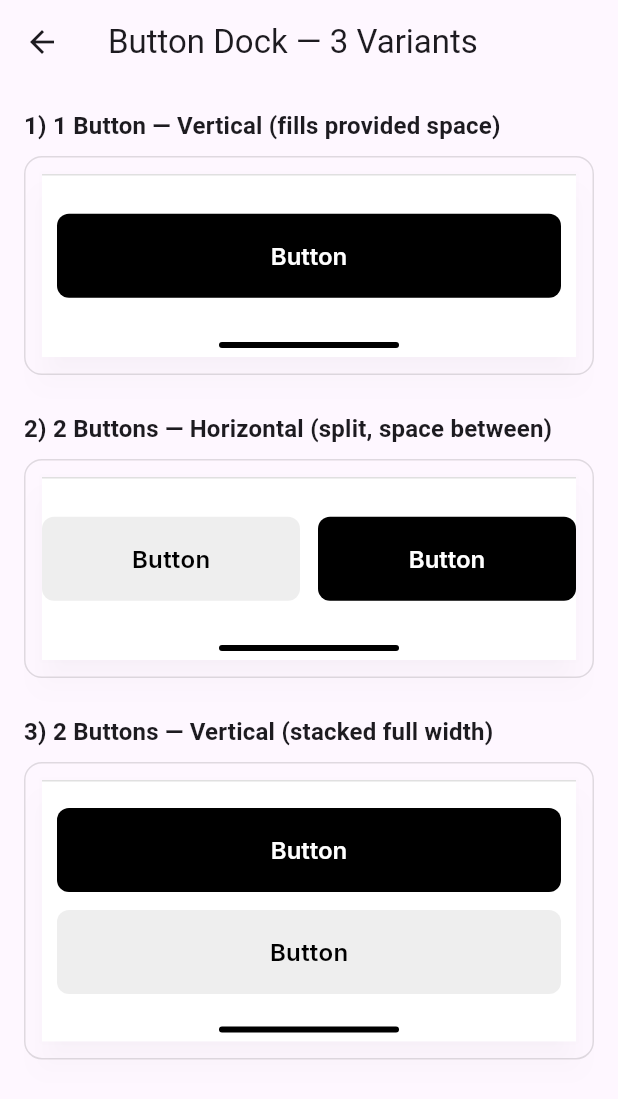
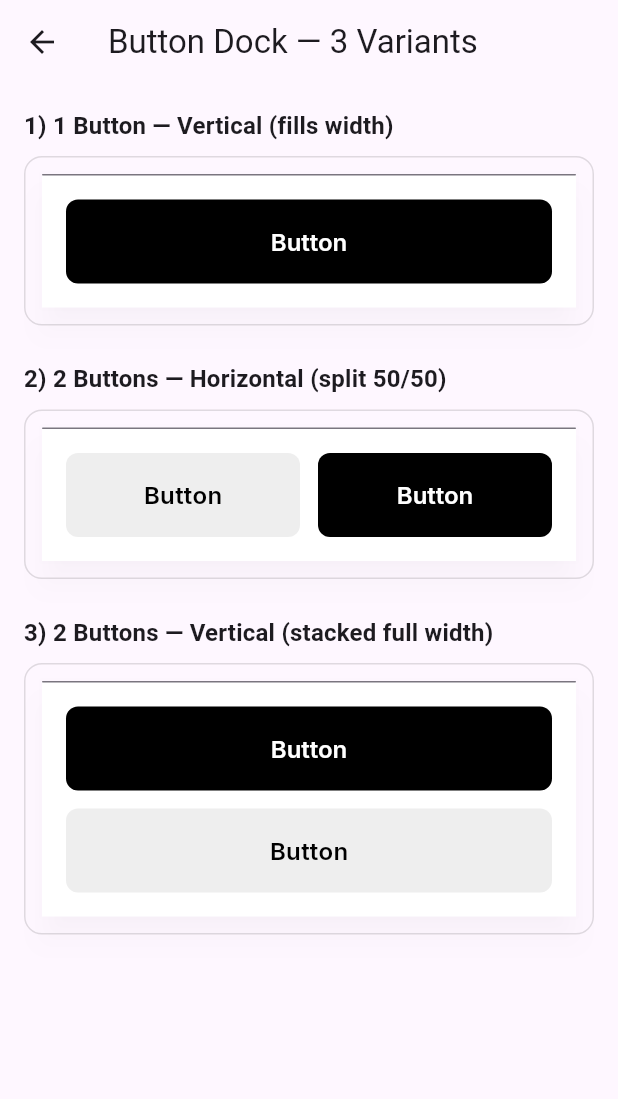
Before and after one commit to dynamiclayer/dynamiclayer-flutter, a Flutter app: the DemoButtonDockPage screen opened directly, on a phone screen of 412 x 824 dp. Shown: the top 1099 px of the screen. Run offline on Flutter 3.47's test engine with Material 3 defaults, Android fonts, the light colour scheme and no system bars; our stand-ins replace google_fonts.

Commit message:
Updated DLButtonDock

````diff
--- a/lib/demo/demo_button_dock_page.dart
+++ b/lib/demo/demo_button_dock_page.dart
@@ -1,10 +1,6 @@
 import 'package:flutter/material.dart';
-import '../dynamiclayers.dart';
+import '../dynamiclayers.dart'; // exposes DLButtonDock, DLDockButton, etc.
 
-/// Demo page showing 3 Button Dock variants:
-/// 1) 1 button, vertical (button fills the provided space)
-/// 2) 2 buttons, horizontal (each takes half width with space between)
-/// 3) 2 buttons, vertical (stacked full width)
 class DemoButtonDockPage extends StatelessWidget {
   const DemoButtonDockPage({super.key});
 
@@ -15,12 +11,12 @@ class DemoButtonDockPage extends StatelessWidget {
       body: ListView(
         padding: const EdgeInsets.all(16),
         children: const [
-          _Section('1) 1 Button — Vertical (fills provided space)'),
+          _Section('1) 1 Button — Vertical (fills width)'),
           SizedBox(height: 8),
           _PreviewBox(child: _OneButtonVertical()),
           SizedBox(height: 24),
 
-          _Section('2) 2 Buttons — Horizontal (split, space between)'),
+          _Section('2) 2 Buttons — Horizontal (split 50/50)'),
           SizedBox(height: 8),
           _PreviewBox(child: _TwoButtonsHorizontal()),
           SizedBox(height: 24),
@@ -35,109 +31,89 @@ class DemoButtonDockPage extends StatelessWidget {
 }
 
 /// ---------------------------------------------------------------------------
-/// Variant 1: 1 button, vertical. The single button fills the available area.
+/// Variant 1: Single button, vertical (full width)
 /// ---------------------------------------------------------------------------
 class _OneButtonVertical extends StatelessWidget {
   const _OneButtonVertical();
 
   @override
   Widget build(BuildContext context) {
-    return SizedBox(
-      width: 375,
-      height: 122,
-      child: DynamicLayers.dock(
+    return DLButtonDock(
       buttons: [
-          DLDockButton(
+        DlButtonDock(
           label: 'Button',
           type: DLButtonType.primary,
-
+          onPressed: () {},
           width: double.infinity,
-            onPressed: () {},
         ),
       ],
-        direction: Axis.vertical, // single button vertically
-        showHomeIndicator: true,
-        showSeparator: true,
-        width: 375,
-        height: 122,
+      direction: Axis.vertical,
       gap: 0,
-        padding: EdgeInsets.all(10),
-      ),
+      padding: const EdgeInsets.symmetric(horizontal: 16, vertical: 16),
+      showSeparator: true, // uses DLSeparator internally
+      showHomeIndicator: false, // iOS bar is NOT part of the component
     );
   }
 }
 
 /// ---------------------------------------------------------------------------
-/// Variant 2: 2 buttons, horizontal. Each takes half space with a gap.
+/// Variant 2: Two buttons, horizontal (split 50/50 with gap)
 /// ---------------------------------------------------------------------------
 class _TwoButtonsHorizontal extends StatelessWidget {
   const _TwoButtonsHorizontal();
 
   @override
   Widget build(BuildContext context) {
-    return SizedBox(
-      width: 375,
-      height: 122,
-      child: DynamicLayers.dock(
+    return DLButtonDock(
       buttons: [
-          DLDockButton(
+        DlButtonDock(
           label: 'Button',
           type: DLButtonType.secondary,
           onPressed: () {},
         ),
-          DLDockButton(
+        DlButtonDock(
           label: 'Button',
           type: DLButtonType.primary,
           onPressed: () {},
         ),
       ],
-        direction: Axis.horizontal, // split equally
-        showHomeIndicator: true,
+      direction: Axis.horizontal,
+      gap: 12, // space between the two buttons
+      padding: const EdgeInsets.symmetric(horizontal: 16, vertical: 16),
       showSeparator: true,
-        width: 375,
-        height: 122,
-        gap: 12, // space between the two buttons
-        padding: EdgeInsets.zero,
-      ),
+      showHomeIndicator: false,
     );
   }
 }
 
 /// ---------------------------------------------------------------------------
-/// Variant 3: 2 buttons, vertical full-width stacked.
+/// Variant 3: Two buttons, vertical (stacked full width)
 /// ---------------------------------------------------------------------------
 class _TwoButtonsVertical extends StatelessWidget {
   const _TwoButtonsVertical();
 
   @override
   Widget build(BuildContext context) {
-    return SizedBox(
-      width: 375,
-      height: 122 * 2 / 1.4, // a bit taller to show two stacked buttons nicely
-      child: DynamicLayers.dock(
+    return DLButtonDock(
       buttons: [
-          DLDockButton(
+        DlButtonDock(
           label: 'Button',
           type: DLButtonType.primary,
+          onPressed: () {},
           width: double.infinity,
-            onPressed: () {},
         ),
-          DLDockButton(
+        DlButtonDock(
           label: 'Button',
           type: DLButtonType.secondary,
+          onPressed: () {},
           width: double.infinity,
-            onPressed: () {},
         ),
       ],
-        direction: Axis.vertical, // stacked one above the other
-        showHomeIndicator: true,
+      direction: Axis.vertical,
+      gap: 12, // vertical spacing between stacked buttons
+      padding: const EdgeInsets.symmetric(horizontal: 16, vertical: 16),
       showSeparator: true,
-
-        width: 375,
-        height: 122 * 2 / 1.4,
-        gap: 12, // vertical spacing between the stacked buttons
-        padding: EdgeInsets.all(10),
-      ),
+      showHomeIndicator: false,
     );
   }
 }
@@ -170,9 +146,7 @@ class _PreviewBox extends StatelessWidget {
         border: Border.all(color: Colors.black12),
         borderRadius: BorderRadius.circular(12),
       ),
-      child: Center(
       child: Padding(padding: const EdgeInsets.all(12), child: child),
-      ),
     );
   }
 }
--- a/lib/src/components/button_dock/dl_button_dock.dart
+++ b/lib/src/components/button_dock/dl_button_dock.dart
@@ -1,11 +1,10 @@
-// dynamiclayers.dart
+// dl_button_dock.dart
 import 'package:flutter/material.dart';
-
-import '../../../dynamiclayers.dart';
+import '../../../dynamiclayers.dart'; // DLSeparator & DynamicLayers.buttons
 
 /// Public spec for a single button inside the dock.
-class DLDockButton {
-  DLDockButton({
+class DlButtonDock {
+  DlButtonDock({
     required this.label,
     required this.type,
     required this.onPressed,
@@ -44,53 +43,52 @@ class DLDockButton {
   final bool fixedWidth;
 }
 
-/// -------------------- Implementation --------------------
-
+/// Button Dock
 class DLButtonDock extends StatelessWidget {
   const DLButtonDock({
     super.key,
-
     required this.buttons,
 
     // Layout
     this.direction = Axis.vertical,
-    this.gap = 0,
-    this.padding = EdgeInsets.zero,
-    this.width,
-    this.height = 122,
+    this.gap = 12,
+    this.padding = const EdgeInsets.symmetric(horizontal: 16, vertical: 16),
     this.maxContentWidth = 600,
 
     // Chrome
     this.backgroundColor = Colors.white,
-    this.showSeparator = true,
-    this.separatorColor = const Color(0x1F000000),
-    this.separatorThickness = 1.0,
-    this.showHomeIndicator = true,
+    this.elevation = 8.0,
+
+    // Separator
+    this.showSeparator = false, // uses DLSeparator when true
+    this.separatorInset = EdgeInsets.zero, // full-bleed by default
+    this.separatorFullBleed = true, // span entire dock width
+    // iOS home indicator (disabled by default)
+    this.showHomeIndicator = false,
     this.homeIndicatorColor = Colors.black,
     this.homeIndicatorWidth = 120,
     this.homeIndicatorHeight = 4,
     this.homeIndicatorRadius = 999,
-    this.elevation = 8.0,
 
     // SafeArea
     this.useSafeArea = true,
   });
 
-  final List<DLDockButton> buttons;
+  final List<DlButtonDock> buttons;
   final Axis direction;
   final double gap;
   final EdgeInsetsGeometry padding;
-  final double? width;
-  final double? height;
   final double maxContentWidth;
 
   final Color backgroundColor;
   final double elevation;
 
+  // Separator
   final bool showSeparator;
-  final Color separatorColor;
-  final double separatorThickness;
+  final EdgeInsetsGeometry separatorInset;
+  final bool separatorFullBleed;
 
+  // Home indicator (iOS)
   final bool showHomeIndicator;
   final Color homeIndicatorColor;
   final double homeIndicatorWidth;
@@ -101,12 +99,7 @@ class DLButtonDock extends StatelessWidget {
 
   @override
   Widget build(BuildContext context) {
-    final panel = ConstrainedBox(
-      constraints: BoxConstraints.tightFor(
-        width: width ?? double.infinity,
-        height: height,
-      ),
-      child: Material(
+    return Material(
       color: backgroundColor,
       elevation: elevation,
       shadowColor: Colors.black.withOpacity(0.12),
@@ -116,18 +109,34 @@ class DLButtonDock extends StatelessWidget {
         right: useSafeArea,
         bottom: useSafeArea,
         child: Column(
-            mainAxisAlignment: MainAxisAlignment.center,
+          mainAxisSize: MainAxisSize.min, // intrinsic height, no overflow
+          crossAxisAlignment: CrossAxisAlignment.stretch,
           children: [
             if (showSeparator)
-                Divider(
-                  height: 1,
-                  thickness: separatorThickness,
-                  color: separatorColor,
+              Padding(
+                padding: separatorInset,
+                // Full-bleed separator, not constrained by maxContentWidth
+                child: separatorFullBleed
+                    ? const SizedBox(
+                        width: double.infinity,
+                        child: DLSeparator(),
+                      )
+                    : Align(
+                        alignment: Alignment.center,
+                        child: ConstrainedBox(
+                          constraints: BoxConstraints(
+                            maxWidth: maxContentWidth,
                           ),
-              Expanded(
-                child: Center(
-                  child: Padding(
+                          child: const DLSeparator(),
+                        ),
+                      ),
+              ),
+
+            // Buttons area (constrained to maxContentWidth and with padding)
+            Padding(
               padding: padding,
+              child: Align(
+                alignment: Alignment.center,
                 child: ConstrainedBox(
                   constraints: BoxConstraints(maxWidth: maxContentWidth),
                   child: direction == Axis.horizontal
@@ -136,7 +145,7 @@ class DLButtonDock extends StatelessWidget {
                 ),
               ),
             ),
-              ),
+
             if (showHomeIndicator) ...[
               const SizedBox(height: 4),
               _HomeIndicator(
@@ -150,13 +159,10 @@ class DLButtonDock extends StatelessWidget {
           ],
         ),
       ),
-      ),
     );
-
-    return panel; // use in bottomNavigationBar or inside a Stack bottom.
   }
 
-  Widget _row(List<DLDockButton> items, double gap) {
+  Widget _row(List<DlButtonDock> items, double gap) {
     final children = <Widget>[];
     for (var i = 0; i < items.length; i++) {
       children.add(Expanded(child: _dockButton(items[i])));
@@ -165,7 +171,7 @@ class DLButtonDock extends StatelessWidget {
     return Row(children: children);
   }
 
-  Widget _column(List<DLDockButton> items, double gap) {
+  Widget _column(List<DlButtonDock> items, double gap) {
     final children = <Widget>[];
     for (var i = 0; i < items.length; i++) {
       children.add(_dockButton(items[i]));
@@ -174,7 +180,7 @@ class DLButtonDock extends StatelessWidget {
     return Column(mainAxisSize: MainAxisSize.min, children: children);
   }
 
-  Widget _dockButton(DLDockButton b) {
+  Widget _dockButton(DlButtonDock b) {
     return DynamicLayers.buttons(
       type: b.type,
       label: b.label,
@@ -211,13 +217,15 @@ class _HomeIndicator extends StatelessWidget {
 
   @override
   Widget build(BuildContext context) {
-    return Container(
+    return Center(
+      child: Container(
         width: width,
         height: height,
         decoration: BoxDecoration(
           color: color,
           borderRadius: BorderRadius.circular(radius),
         ),
+      ),
     );
   }
 }
--- a/lib/src/components/dynamic_layers_core.dart
+++ b/lib/src/components/dynamic_layers_core.dart
@@ -315,7 +315,7 @@ class _DockFactory {
   const _DockFactory._();
 
   Widget call({
-    required List<DLDockButton> buttons,
+    required List<DlButtonDock> buttons,
 
     // Layout
     Axis direction = Axis.vertical,
@@ -345,13 +345,11 @@ class _DockFactory {
       direction: direction,
       gap: gap,
       padding: padding,
-      width: width,
-      height: height,
+
       maxContentWidth: maxContentWidth,
       backgroundColor: backgroundColor,
       showSeparator: showSeparator,
-      separatorColor: separatorColor,
-      separatorThickness: separatorThickness,
+
       showHomeIndicator: showHomeIndicator,
       homeIndicatorColor: homeIndicatorColor,
       homeIndicatorWidth: homeIndicatorWidth,
@@ -783,7 +781,7 @@ class _BottomNavBarFactory {
 /// );
 /// ```
 Widget DLDock({
-  required List<DLDockButton> buttons,
+  required List<DlButtonDock> buttons,
   Axis direction = Axis.vertical,
   double gap = 0,
   EdgeInsetsGeometry padding = EdgeInsets.zero,
@@ -826,7 +824,7 @@ Widget DLDock({
 
 /// Uppercase alias if you prefer `DLDOCK(...)`.
 Widget DLDOCK({
-  required List<DLDockButton> buttons,
+  required List<DlButtonDock> buttons,
   Axis direction = Axis.vertical,
   double gap = 0,
   EdgeInsetsGeometry padding = EdgeInsets.zero,
````
Lines whose indentation alone changed are shown as unchanged.
